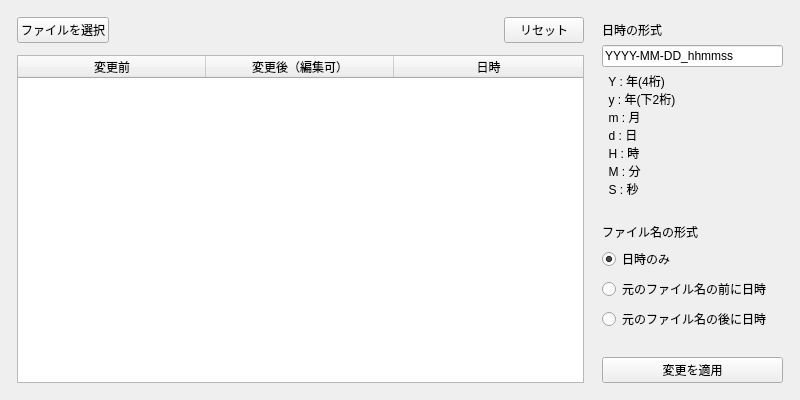
This is resources/main_window.ui in blue-no/photo-rename as Qt 5 draws it before an edit. The edited form follows.
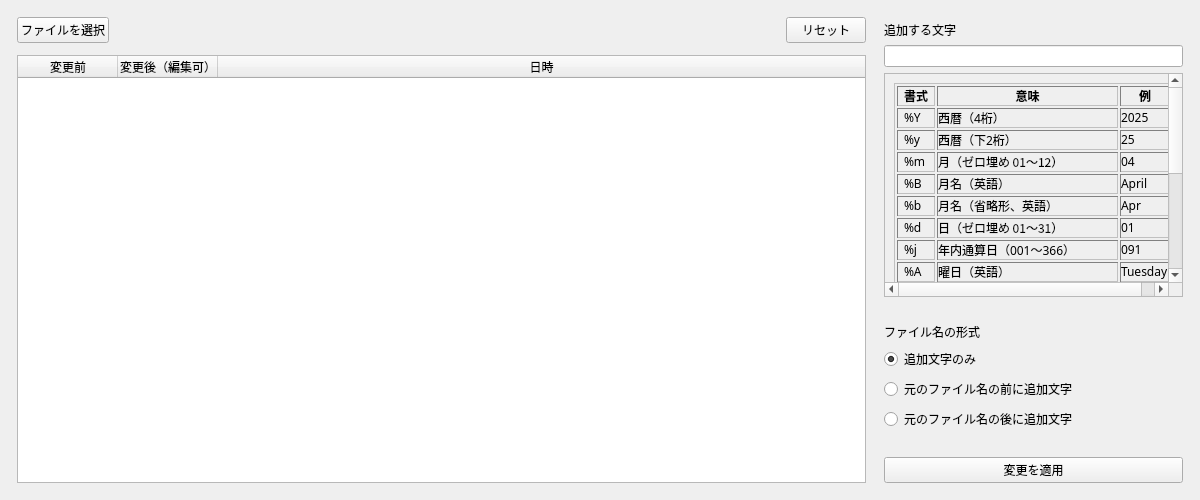
This is the edited form.

Patch:
```diff
--- a/resources/main_window.ui
+++ b/resources/main_window.ui
@@ -6,13 +6,13 @@
    <rect>
     <x>0</x>
     <y>0</y>
-    <width>800</width>
-    <height>400</height>
+    <width>1200</width>
+    <height>500</height>
    </rect>
   </property>
   <property name="minimumSize">
    <size>
-    <width>800</width>
+    <width>1000</width>
     <height>400</height>
    </size>
   </property>
@@ -74,9 +74,6 @@
        <property name="sortingEnabled">
         <bool>true</bool>
        </property>
-       <attribute name="horizontalHeaderDefaultSectionSize">
-        <number>188</number>
-       </attribute>
        <attribute name="horizontalHeaderStretchLastSection">
         <bool>true</bool>
        </attribute>
@@ -135,7 +132,7 @@
      <item>
       <widget class="QLabel" name="label_2">
        <property name="text">
-        <string>日時の形式</string>
+        <string>追加する文字</string>
        </property>
        <property name="alignment">
         <set>Qt::AlignmentFlag::AlignLeading|Qt::AlignmentFlag::AlignLeft|Qt::AlignmentFlag::AlignVCenter</set>
@@ -145,24 +142,73 @@
      <item>
       <widget class="QLineEdit" name="txtDateFormat">
        <property name="text">
-        <string>YYYY-MM-DD_hhmmss</string>
+        <string/>
        </property>
       </widget>
      </item>
      <item>
-      <widget class="QLabel" name="label_4">
-       <property name="text">
-        <string>  Y : 年(4桁)
-  y : 年(下2桁)
-  m : 月
-  d : 日
-  H : 時
-  M : 分
-  S : 秒</string>
+      <widget class="QScrollArea" name="scrollArea">
+       <property name="sizePolicy">
+        <sizepolicy hsizetype="MinimumExpanding" vsizetype="Preferred">
+         <horstretch>0</horstretch>
+         <verstretch>0</verstretch>
+        </sizepolicy>
        </property>
-       <property name="alignment">
-        <set>Qt::AlignmentFlag::AlignLeading|Qt::AlignmentFlag::AlignLeft|Qt::AlignmentFlag::AlignVCenter</set>
+       <property name="sizeAdjustPolicy">
+        <enum>QAbstractScrollArea::SizeAdjustPolicy::AdjustToContents</enum>
        </property>
+       <property name="widgetResizable">
+        <bool>true</bool>
+       </property>
+       <widget class="QWidget" name="scrollAreaWidgetContents">
+        <property name="geometry">
+         <rect>
+          <x>0</x>
+          <y>0</y>
+          <width>290</width>
+          <height>345</height>
+         </rect>
+        </property>
+        <layout class="QVBoxLayout" name="verticalLayout_2">
+         <item>
+          <widget class="QLabel" name="label_4">
+           <property name="text">
+            <string>&lt;table border=&quot;1&quot; style=&quot;border-collapse: collapse; font-family: sans-serif;&quot;&gt;
+  &lt;tr&gt;
+    &lt;th style=&quot;padding: 0px 6px;&quot;&gt;書式&lt;/th&gt;
+    &lt;th style=&quot;padding: 0px 6px;&quot;&gt;意味&lt;/th&gt;
+    &lt;th style=&quot;padding: 0px 6px;&quot;&gt;例&lt;/th&gt;
+  &lt;/tr&gt;
+  &lt;tr&gt;&lt;td style=&quot;padding: 0px 6px;&quot;&gt;%Y&lt;/td&gt;&lt;td&gt;西暦（4桁）&lt;/td&gt;&lt;td&gt;2025&lt;/td&gt;&lt;/tr&gt;
+  &lt;tr&gt;&lt;td style=&quot;padding: 0px 6px;&quot;&gt;%y&lt;/td&gt;&lt;td&gt;西暦（下2桁）&lt;/td&gt;&lt;td&gt;25&lt;/td&gt;&lt;/tr&gt;
+  &lt;tr&gt;&lt;td style=&quot;padding: 0px 6px;&quot;&gt;%m&lt;/td&gt;&lt;td&gt;月（ゼロ埋め 01〜12）&lt;/td&gt;&lt;td&gt;04&lt;/td&gt;&lt;/tr&gt;
+  &lt;tr&gt;&lt;td style=&quot;padding: 0px 6px;&quot;&gt;%B&lt;/td&gt;&lt;td&gt;月名（英語）&lt;/td&gt;&lt;td&gt;April&lt;/td&gt;&lt;/tr&gt;
+  &lt;tr&gt;&lt;td style=&quot;padding: 0px 6px;&quot;&gt;%b&lt;/td&gt;&lt;td&gt;月名（省略形、英語）&lt;/td&gt;&lt;td&gt;Apr&lt;/td&gt;&lt;/tr&gt;
+  &lt;tr&gt;&lt;td style=&quot;padding: 0px 6px;&quot;&gt;%d&lt;/td&gt;&lt;td&gt;日（ゼロ埋め 01〜31）&lt;/td&gt;&lt;td&gt;01&lt;/td&gt;&lt;/tr&gt;
+  &lt;tr&gt;&lt;td style=&quot;padding: 0px 6px;&quot;&gt;%j&lt;/td&gt;&lt;td&gt;年内通算日（001〜366）&lt;/td&gt;&lt;td&gt;091&lt;/td&gt;&lt;/tr&gt;
+  &lt;tr&gt;&lt;td style=&quot;padding: 0px 6px;&quot;&gt;%A&lt;/td&gt;&lt;td&gt;曜日（英語）&lt;/td&gt;&lt;td&gt;Tuesday&lt;/td&gt;&lt;/tr&gt;
+  &lt;tr&gt;&lt;td style=&quot;padding: 0px 6px;&quot;&gt;%a&lt;/td&gt;&lt;td&gt;曜日（省略形、英語）&lt;/td&gt;&lt;td&gt;Tue&lt;/td&gt;&lt;/tr&gt;
+  &lt;tr&gt;&lt;td style=&quot;padding: 0px 6px;&quot;&gt;%w&lt;/td&gt;&lt;td&gt;曜日（数字、0=日曜）&lt;/td&gt;&lt;td&gt;2&lt;/td&gt;&lt;/tr&gt;
+  &lt;tr&gt;&lt;td style=&quot;padding: 0px 6px;&quot;&gt;%U&lt;/td&gt;&lt;td&gt;週番号（日曜始まり）&lt;/td&gt;&lt;td&gt;13&lt;/td&gt;&lt;/tr&gt;
+  &lt;tr&gt;&lt;td style=&quot;padding: 0px 6px;&quot;&gt;%W&lt;/td&gt;&lt;td&gt;週番号（月曜始まり）&lt;/td&gt;&lt;td&gt;14&lt;/td&gt;&lt;/tr&gt;
+  &lt;tr&gt;&lt;td style=&quot;padding: 0px 6px;&quot;&gt;%H&lt;/td&gt;&lt;td&gt;時（24時間制、00〜23）&lt;/td&gt;&lt;td&gt;15&lt;/td&gt;&lt;/tr&gt;
+  &lt;tr&gt;&lt;td style=&quot;padding: 0px 6px;&quot;&gt;%I&lt;/td&gt;&lt;td&gt;時（12時間制、01〜12）&lt;/td&gt;&lt;td&gt;03&lt;/td&gt;&lt;/tr&gt;
+  &lt;tr&gt;&lt;td style=&quot;padding: 0px 6px;&quot;&gt;%p&lt;/td&gt;&lt;td&gt;午前/午後（AM/PM）&lt;/td&gt;&lt;td&gt;PM&lt;/td&gt;&lt;/tr&gt;
+  &lt;tr&gt;&lt;td style=&quot;padding: 0px 6px;&quot;&gt;%M&lt;/td&gt;&lt;td&gt;分（00〜59）&lt;/td&gt;&lt;td&gt;34&lt;/td&gt;&lt;/tr&gt;
+  &lt;tr&gt;&lt;td style=&quot;padding: 0px 6px;&quot;&gt;%S&lt;/td&gt;&lt;td&gt;秒（00〜59）&lt;/td&gt;&lt;td&gt;56&lt;/td&gt;&lt;/tr&gt;
+  &lt;tr&gt;&lt;td style=&quot;padding: 0px 6px;&quot;&gt;%f&lt;/td&gt;&lt;td&gt;マイクロ秒（000000〜999999）&lt;/td&gt;&lt;td&gt;012345&lt;/td&gt;&lt;/tr&gt;
+&lt;/table&gt;
+
+
+</string>
+           </property>
+           <property name="alignment">
+            <set>Qt::AlignmentFlag::AlignLeading|Qt::AlignmentFlag::AlignLeft|Qt::AlignmentFlag::AlignVCenter</set>
+           </property>
+          </widget>
+         </item>
+        </layout>
+       </widget>
       </widget>
      </item>
      <item>
@@ -194,7 +240,7 @@
      <item>
       <widget class="QRadioButton" name="rbtnDateOnly">
        <property name="text">
-        <string>日時のみ</string>
+        <string>追加文字のみ</string>
        </property>
        <property name="checked">
         <bool>true</bool>
@@ -204,14 +250,14 @@
      <item>
       <widget class="QRadioButton" name="rbtnDateBefOri">
        <property name="text">
-        <string>元のファイル名の前に日時</string>
+        <string>元のファイル名の前に追加文字</string>
        </property>
       </widget>
      </item>
      <item>
       <widget class="QRadioButton" name="rbtnDateAftOri">
        <property name="text">
-        <string>元のファイル名の後に日時</string>
+        <string>元のファイル名の後に追加文字</string>
        </property>
       </widget>
      </item>
```
